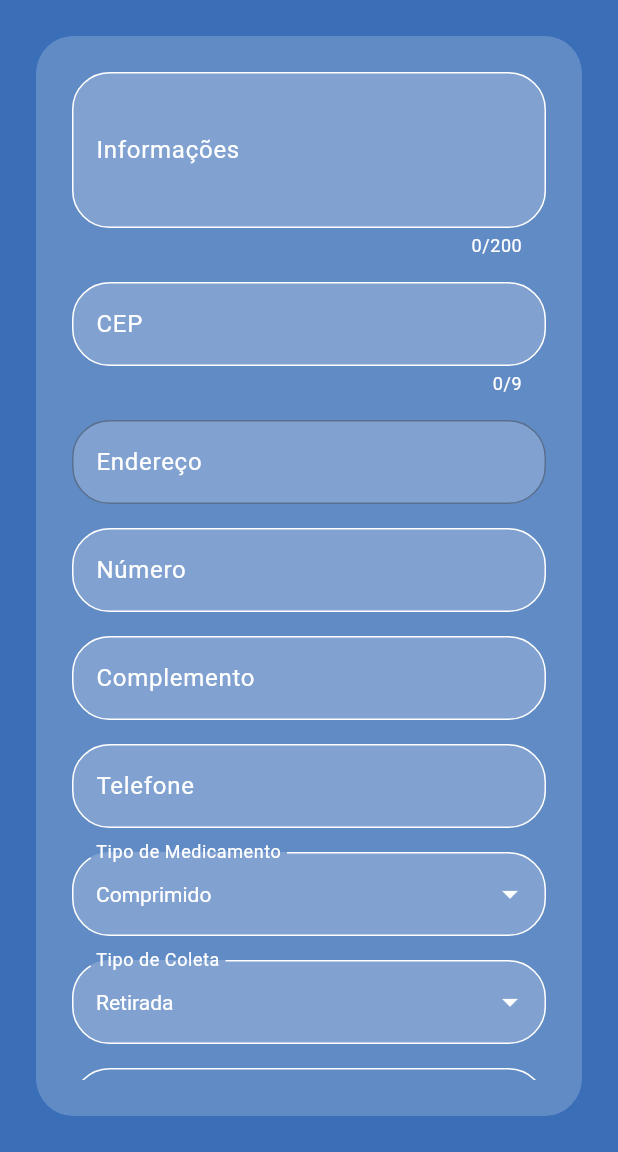
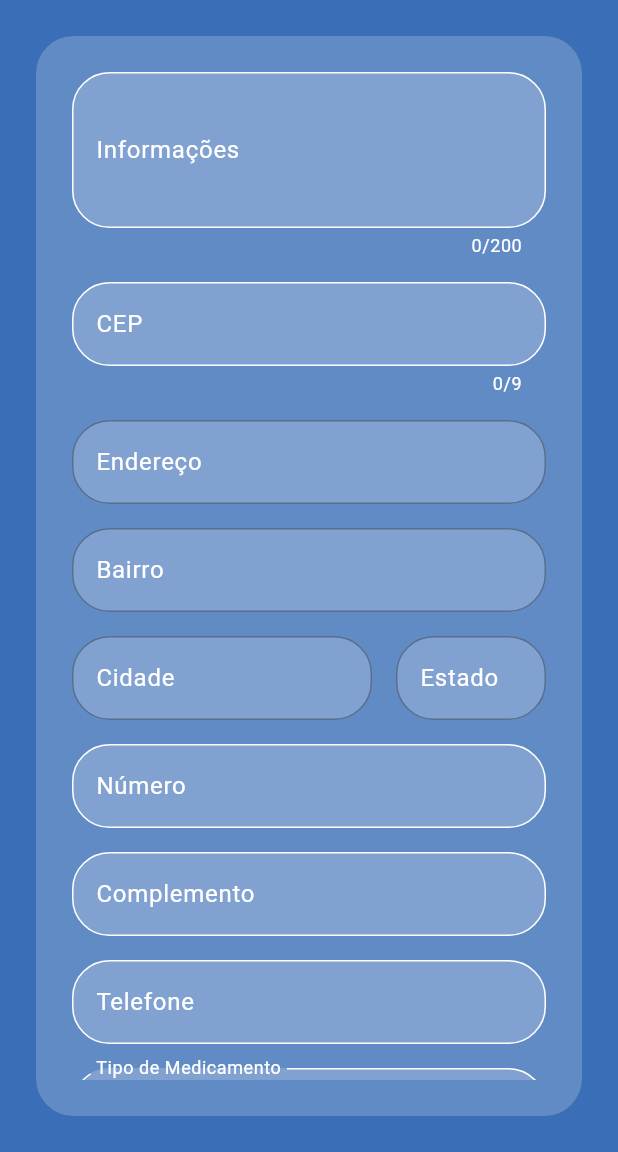
Before and after one commit to MarcosVed/VencemedMobile, a Flutter app: the AgendamentoScreen screen opened directly, on a phone screen of 412 x 824 dp, the part 84-1236 px from its top. Run offline on Flutter 3.47's test engine with Material 3 defaults, Android fonts, the light colour scheme and no system bars; our stand-ins replace flutter_map, latlong2, shared_preferences; accounts and stored records are empty.

Commit message:
20/10 10:36

```diff
--- a/lib/screens/agendamento_screen.dart
+++ b/lib/screens/agendamento_screen.dart
@@ -1,12 +1,11 @@
 import 'package:flutter/material.dart';
 import 'package:flutter/services.dart';
-import 'package:http/http.dart' as http;
-import 'dart:convert';
 import 'selecao_estabelecimento_screen.dart';
 import '../models/estabelecimento.dart';
 import '../models/coleta.dart';
 import '../services/coleta_service.dart';
 import '../services/coleta_backend_service.dart';
+import '../services/cep_service.dart';
 
 class _PhoneInputFormatter extends TextInputFormatter {
   @override
@@ -71,6 +70,9 @@ class _AgendamentoScreenState extends State<AgendamentoScreen> {
   final TextEditingController _infoController = TextEditingController();
   final TextEditingController _cepController = TextEditingController();
   final TextEditingController _enderecoController = TextEditingController();
+  final TextEditingController _bairroController = TextEditingController();
+  final TextEditingController _cidadeController = TextEditingController();
+  final TextEditingController _estadoController = TextEditingController();
   final TextEditingController _numeroController = TextEditingController();
   final TextEditingController _complementoController = TextEditingController();
   final TextEditingController _telefoneController = TextEditingController();
@@ -95,6 +97,9 @@ class _AgendamentoScreenState extends State<AgendamentoScreen> {
     _infoController.dispose();
     _cepController.dispose();
     _enderecoController.dispose();
+    _bairroController.dispose();
+    _cidadeController.dispose();
+    _estadoController.dispose();
     _numeroController.dispose();
     _complementoController.dispose();
     _telefoneController.dispose();
@@ -108,37 +113,36 @@ class _AgendamentoScreenState extends State<AgendamentoScreen> {
     setState(() => _isValidatingCep = true);
 
     try {
-      final response = await http.get(
-        Uri.parse('https://viacep.com.br/ws/$cepNumeros/json/'),
-      );
+      final data = await CepService.buscarCep(cepNumeros);
 
-      if (response.statusCode == 200) {
-        final data = jsonDecode(response.body);
-
-        if (data['erro'] == null) {
-          final endereco = data['logradouro'] ?? '';
-          if (mounted) {
-            setState(() {
-              _enderecoController.text = endereco;
-            });
-          }
-        } else {
-          if (mounted) {
-            _showSnackBar('CEP não encontrado');
-            _enderecoController.text = ''; // mais seguro que clear()
-          }
-        }
+      if (data != null && mounted) {
+        setState(() {
+          _enderecoController.text = data['logradouro'] ?? '';
+          _bairroController.text = data['bairro'] ?? '';
+          _cidadeController.text = data['localidade'] ?? '';
+          _estadoController.text = data['uf'] ?? '';
+        });
+      } else if (mounted) {
+        _showSnackBar('CEP não encontrado');
+        _limparCamposEndereco();
       }
     } catch (e) {
       if (mounted) {
-        _showSnackBar('Erro ao validar CEP');
-        _enderecoController.text = ''; // mais seguro que clear()
+        _showSnackBar('Erro ao buscar CEP');
+        _limparCamposEndereco();
       }
     } finally {
       if (mounted) {
         setState(() => _isValidatingCep = false);
       }
     }
+  }
+
+  void _limparCamposEndereco() {
+    _enderecoController.text = '';
+    _bairroController.text = '';
+    _cidadeController.text = '';
+    _estadoController.text = '';
   }
 
   void _showSnackBar(String mensagem) {
@@ -158,11 +162,26 @@ class _AgendamentoScreenState extends State<AgendamentoScreen> {
       return;
     }
 
+    final endereco = _enderecoController.text.trim();
+    final bairro = _bairroController.text.trim();
+    final cidade = _cidadeController.text.trim();
+    final estado = _estadoController.text.trim();
+
+    final enderecoCompleto = [endereco, bairro, cidade, estado]
+        .where((part) => part.isNotEmpty)
+        .join(', ');
+
+    final enderecoFinal = enderecoCompleto.isEmpty
+        ? 'Endereço não informado'
+        : (enderecoCompleto.length > 100
+            ? enderecoCompleto.substring(0, 100)
+            : enderecoCompleto);
+
     final coleta = Coleta(
       id: 0,
       info: _infoController.text.trim(),
       cep: _cepController.text.trim(),
-      endereco: _enderecoController.text.trim().isEmpty ? '' : _enderecoController.text.trim(),
+      endereco: enderecoFinal,
       numero: _numeroController.text.trim(),
       complemento: _complementoController.text.trim(),
       telefone: _telefoneController.text.trim(),
@@ -278,7 +297,7 @@ class _AgendamentoScreenState extends State<AgendamentoScreen> {
                           if (cepNumeros.length == 8) {
                             _validarCep(value);
                           } else if (mounted) {
-                            _enderecoController.clear();
+                            _limparCamposEndereco();
                           }
                         },
                         validator: (value) {
@@ -302,6 +321,51 @@ class _AgendamentoScreenState extends State<AgendamentoScreen> {
                       ),
                       const SizedBox(height: 16),
                       TextFormField(
+                        controller: _bairroController,
+                        enabled: false,
+                        decoration: _buildInputDecoration('Bairro').copyWith(
+                          counterText: '',
+                          hintText: 'Será preenchido automaticamente após inserir o CEP',
+                          hintStyle: const TextStyle(color: Colors.white54),
+                        ),
+                        style: const TextStyle(color: Colors.white),
+                        maxLength: 100,
+                      ),
+                      const SizedBox(height: 16),
+                      Row(
+                        children: [
+                          Expanded(
+                            flex: 2,
+                            child: TextFormField(
+                              controller: _cidadeController,
+                              enabled: false,
+                              decoration: _buildInputDecoration('Cidade').copyWith(
+                                counterText: '',
+                                hintText: 'Preenchido automaticamente',
+                                hintStyle: const TextStyle(color: Colors.white54),
+                              ),
+                              style: const TextStyle(color: Colors.white),
+                              maxLength: 100,
+                            ),
+                          ),
+                          const SizedBox(width: 16),
+                          Expanded(
+                            child: TextFormField(
+                              controller: _estadoController,
+                              enabled: false,
+                              decoration: _buildInputDecoration('Estado').copyWith(
+                                counterText: '',
+                                hintText: 'UF',
+                                hintStyle: const TextStyle(color: Colors.white54),
+                              ),
+                              style: const TextStyle(color: Colors.white),
+                              maxLength: 2,
+                            ),
+                          ),
+                        ],
+                      ),
+                      const SizedBox(height: 16),
+                      TextFormField(
                         controller: _numeroController,
                         decoration: _buildInputDecoration('Número').copyWith(
                           counterText: '',
@@ -318,7 +382,6 @@ class _AgendamentoScreenState extends State<AgendamentoScreen> {
                         ),
                         style: const TextStyle(color: Colors.white),
                         maxLength: 40,
-                        validator: (value) => value?.trim().isEmpty == true ? 'Campo obrigatório' : null,
                       ),
                       const SizedBox(height: 16),
                       TextFormField(
```
Also changed, not shown: lib/services/coleta_backend_service.dart (+7 -0 lines), pubspec.lock.
